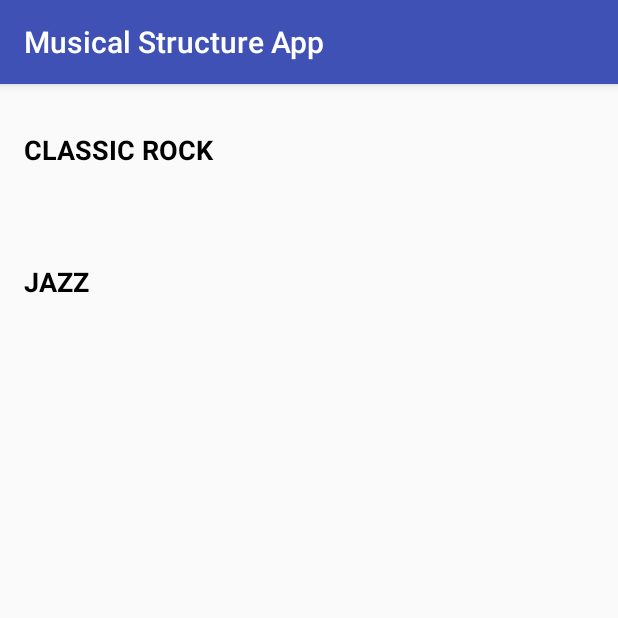
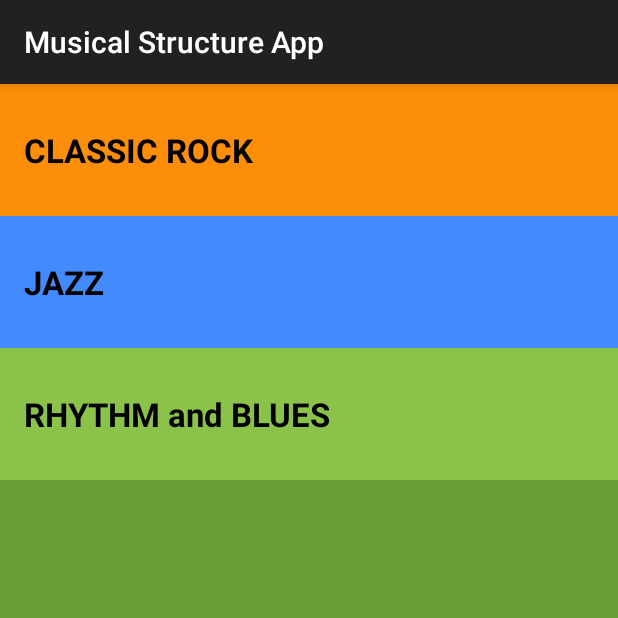
Before and after one commit to kennethev/MusicalStructureApp, an Android app: the screen it shows after launch (MainActivity), on a phone screen of 412 x 824 dp, the top half of it. Run offline under Robolectric (Android 15) with nearby library versions, the phone set to English and light mode, and no system bars.

Commit message:
updated with color.

```diff
--- a/app/src/main/AndroidManifest.xml
+++ b/app/src/main/AndroidManifest.xml
@@ -22,6 +22,9 @@
         <activity android:name=".JazzActivity"
             android:label= "@string/category_jazz">
         </activity>
+        <activity android:name=".RhythmActivity"
+            android:label= "@string/category_rhythm">
+        </activity>
 
     </application>
 
--- a/app/src/main/java/com/example/android/musicalstructureapp/RockActivity.java
+++ b/app/src/main/java/com/example/android/musicalstructureapp/RockActivity.java
@@ -22,7 +22,9 @@ public class RockActivity extends AppCompatActivity {
         songs.add ( new Song ( "Ants Marching", "Dave Matthews Remember Two Things" ) );
         songs.add ( new Song ( "Grey Street", "Dave Matthews Busted Stuff " ) );
         songs.add ( new Song ( "Satellite", "Dave Matthews Under the Table and Dreaming" ) );
-
+        songs.add ( new Song ( "I am Mine", "Pearl Jam Riot Act" ) );
+        songs.add ( new Song ( "Indifference", "Pearl Jam Vs." ) );
+        songs.add ( new Song ( "Jeremy", "Pearl Jam Ten" ) );
 
         SongAdapter adapter = new SongAdapter ( this, songs );
 
@@ -52,7 +54,7 @@ public class RockActivity extends AppCompatActivity {
                     Intent rockIntent = new Intent ( MainActivity.this, RockActivity.class );
                     startActivity ( rockIntent );
                 }
-            } );
+            });
 
             //Find View that shows JAZZ category
             TextView jazz = (TextView) findViewById ( R.id.Jazz );
@@ -67,6 +69,19 @@ public class RockActivity extends AppCompatActivity {
                     startActivity ( jazzIntent );
                 }
             });
+                //Find View that shows Rhythm and Blues category
+            TextView rhythm = (TextView) findViewById ( R.id.rhythm );
+
+            //Set a click listener on the view
+            rhythm.setOnClickListener ( new View.OnClickListener () {
+
+                //The code in this method will be executed when rhythm view is clicked on
+                @Override
+                public void onClick(View view) {
+                    Intent rhythmIntent = new Intent ( MainActivity.this, RhythmActivity.class );
+                    startActivity ( rhythmIntent );
+                }
+            });
 
         }
     }
--- a/app/src/main/res/layout/activity_main.xml
+++ b/app/src/main/res/layout/activity_main.xml
@@ -5,16 +5,25 @@ xmlns:android="http://schemas.android.com/apk/res/android"
 xmlns:tools="http://schemas.android.com/tools"
 android:layout_width="match_parent"
 android:layout_height="match_parent"
+android:background="@color/green_background"
 android:orientation="vertical">
 
-<TextView
+    <TextView
     android:id="@+id/rock"
     style="@style/CategoryStyle"
+    android:background="@color/category_rock"
     android:text="@string/category_rock"/>
 
     <TextView
         android:id="@+id/Jazz"
         style="@style/CategoryStyle"
+        android:background="@color/category_jazz"
         android:text="@string/category_jazz"/>
 
+    <TextView
+        android:id="@+id/rhythm"
+        style="@style/CategoryStyle"
+        android:background="@color/category_rhythm"
+        android:text="RHYTHM and BLUES"/>
+
 </LinearLayout>
--- a/app/src/main/res/values/colors.xml
+++ b/app/src/main/res/values/colors.xml
@@ -1,6 +1,23 @@
 <?xml version="1.0" encoding="utf-8"?>
 <resources>
-    <color name="colorPrimary">#3F51B5</color>
-    <color name="colorPrimaryDark">#303F9F</color>
-    <color name="colorAccent">#FF4081</color>
+-->
+<!-- Primary color of the app (shown in the app bar) -->
+    <color name="primary_color">#4A312A</color>
+
+    <!-- Primary dark color of the app (shown in the status bar) -->
+    <color name="primary_dark_color">#2F1D1A</color>
+
+
+    <!-- Background color for app -->
+    <color name="green_background">#689F38</color>
+
+    <!-- Background color for the rock category -->
+    <color name="category_rock">#FD8E09</color>
+
+    <!-- Background color for the rhythm category -->
+    <color name="category_rhythm">#8BC34A</color>
+
+    <!-- Background color for the jazz category -->
+    <color name="category_jazz">#448AFF</color>
+
 </resources>
--- a/app/src/main/res/values/strings.xml
+++ b/app/src/main/res/values/strings.xml
@@ -4,12 +4,13 @@
         <!-- Category name for Classic Rock [CHAR LIMIT=20] -->
 <string name="category_rock">CLASSIC ROCK</string>
 
-    <!-- Category name for the vocabulary words for colors [CHAR LIMIT=20] -->
+    <!-- Category name for the R & B  [CHAR LIMIT=20] -->
+    <string name="category_rhythm">RHYTHM and BLUES</string>
+
     !-- Category name for jazz [CHAR LIMIT=20] -->
     <string name="category_jazz">JAZZ</string>
 
 
 
-    <!-- Category name for the vocabulary words for numbers [CHAR LIMIT=20] -->
 
     </resources>
--- a/app/src/main/res/values/styles.xml
+++ b/app/src/main/res/values/styles.xml
@@ -2,14 +2,11 @@
 
     <!-- Base application theme. -->
     <style name="AppTheme" parent="Theme.AppCompat.Light.DarkActionBar">
-        <!-- Customize your theme here. -->
-        <item name="colorPrimary">@color/colorPrimary</item>
-        <item name="colorPrimaryDark">@color/colorPrimaryDark</item>
-        <item name="colorAccent">@color/colorAccent</item>
+
 
     </style>
 
-        <!-- Style for a category of vocabulary words -->
+        <!-- Style for a category of songs,artists, albums -->
         <style name="CategoryStyle">
             <item name="android:layout_width">match_parent</item>
             <item name="android:layout_height">@dimen/list_item_height</item>
@@ -17,7 +14,7 @@
             <item name="android:padding">16dp</item>
             <item name="android:textColor">@android:color/black</item>
             <item name="android:textStyle">bold</item>
-            <item name="android:textAppearance">?android:textAppearanceMedium</item>
+            <item name="android:textAppearance">?android:textAppearanceLarge</item>
         </style>
 
 
```
Also changed, not shown: app/src/main/java/com/example/android/musicalstructureapp/SongAdapter.java (line endings or trailing spaces).
